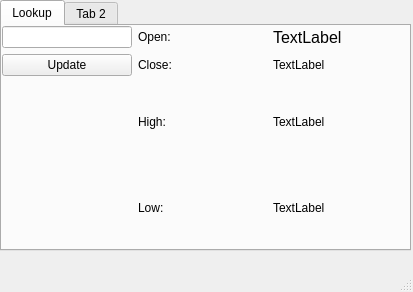
Qt form Crypto/crypto.ui (dariosantelli/CryptoApp) before a commit.
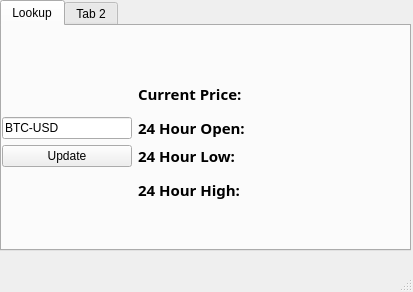
The same form after that commit.

```diff
--- a/Crypto/crypto.ui
+++ b/Crypto/crypto.ui
@@ -49,87 +49,160 @@
       <property name="geometry">
        <rect>
         <x>0</x>
-        <y>0</y>
+        <y>50</y>
         <width>401</width>
-        <height>221</height>
+        <height>131</height>
        </rect>
       </property>
       <layout class="QGridLayout" name="gridLayout">
-       <item row="1" column="1">
-        <widget class="QLabel" name="label_2">
-         <property name="text">
-          <string>Close:</string>
-         </property>
-        </widget>
-       </item>
-       <item row="0" column="1">
-        <widget class="QLabel" name="label">
-         <property name="text">
-          <string>Open:</string>
-         </property>
-        </widget>
-       </item>
-       <item row="0" column="2">
-        <widget class="QLabel" name="labelOpen">
-         <property name="font">
-          <font>
-           <pointsize>12</pointsize>
-          </font>
-         </property>
-         <property name="text">
-          <string>TextLabel</string>
-         </property>
-        </widget>
-       </item>
-       <item row="1" column="2">
-        <widget class="QLabel" name="labelClose">
-         <property name="text">
-          <string>TextLabel</string>
-         </property>
-        </widget>
-       </item>
-       <item row="2" column="2">
-        <widget class="QLabel" name="labelHigh">
-         <property name="text">
-          <string>TextLabel</string>
-         </property>
-        </widget>
-       </item>
-       <item row="1" column="0">
+       <item row="2" column="0">
         <widget class="QPushButton" name="pushButtonUpdate">
          <property name="text">
           <string>Update</string>
          </property>
         </widget>
        </item>
-       <item row="2" column="1">
-        <widget class="QLabel" name="label_3">
-         <property name="text">
-          <string>High:</string>
-         </property>
-        </widget>
-       </item>
-       <item row="3" column="1">
-        <widget class="QLabel" name="label_4">
-         <property name="text">
-          <string>Low:</string>
-         </property>
-        </widget>
-       </item>
-       <item row="3" column="2">
-        <widget class="QLabel" name="labelLow">
-         <property name="text">
-          <string>TextLabel</string>
-         </property>
-        </widget>
-       </item>
-       <item row="0" column="0">
+       <item row="1" column="0">
         <widget class="QLineEdit" name="lineEditPairEntry">
          <property name="sizePolicy">
           <sizepolicy hsizetype="Preferred" vsizetype="Fixed">
            <horstretch>0</horstretch>
            <verstretch>0</verstretch>
           </sizepolicy>
+         </property>
+         <property name="text">
+          <string>BTC-USD</string>
+         </property>
+        </widget>
+       </item>
+       <item row="2" column="2">
+        <widget class="QLabel" name="labelLow">
+         <property name="font">
+          <font>
+           <family>8514oem</family>
+          </font>
+         </property>
+         <property name="text">
+          <string/>
+         </property>
+        </widget>
+       </item>
+       <item row="2" column="1">
+        <widget class="QLabel" name="label_4">
+         <property name="font">
+          <font>
+           <family>Ebrima</family>
+           <pointsize>11</pointsize>
+           <weight>75</weight>
+           <bold>true</bold>
+          </font>
+         </property>
+         <property name="layoutDirection">
+          <enum>Qt::LeftToRight</enum>
+         </property>
+         <property name="text">
+          <string>24 Hour Low:</string>
+         </property>
+        </widget>
+       </item>
+       <item row="3" column="1">
+        <widget class="QLabel" name="label_3">
+         <property name="font">
+          <font>
+           <family>Ebrima</family>
+           <pointsize>11</pointsize>
+           <weight>75</weight>
+           <bold>true</bold>
+          </font>
+         </property>
+         <property name="layoutDirection">
+          <enum>Qt::LeftToRight</enum>
+         </property>
+         <property name="text">
+          <string>24 Hour High:</string>
+         </property>
+        </widget>
+       </item>
+       <item row="3" column="2">
+        <widget class="QLabel" name="labelHigh">
+         <property name="font">
+          <font>
+           <family>8514oem</family>
+          </font>
+         </property>
+         <property name="text">
+          <string/>
+         </property>
+        </widget>
+       </item>
+       <item row="3" column="0">
+        <widget class="QLabel" name="labelMessage">
+         <property name="text">
+          <string/>
+         </property>
+         <property name="alignment">
+          <set>Qt::AlignCenter</set>
+         </property>
+        </widget>
+       </item>
+       <item row="0" column="1">
+        <widget class="QLabel" name="label_2">
+         <property name="font">
+          <font>
+           <family>Ebrima</family>
+           <pointsize>11</pointsize>
+           <weight>75</weight>
+           <bold>true</bold>
+          </font>
+         </property>
+         <property name="layoutDirection">
+          <enum>Qt::LeftToRight</enum>
+         </property>
+         <property name="text">
+          <string>Current Price:</string>
+         </property>
+        </widget>
+       </item>
+       <item row="1" column="2">
+        <widget class="QLabel" name="labelOpen">
+         <property name="font">
+          <font>
+           <family>8514oem</family>
+           <pointsize>12</pointsize>
+          </font>
+         </property>
+         <property name="text">
+          <string/>
+         </property>
+        </widget>
+       </item>
+       <item row="0" column="2">
+        <widget class="QLabel" name="labelCurrent">
+         <property name="font">
+          <font>
+           <family>8514oem</family>
+          </font>
+         </property>
+         <property name="text">
+          <string/>
+         </property>
+        </widget>
+       </item>
+       <item row="1" column="1">
+        <widget class="QLabel" name="label">
+         <property name="font">
+          <font>
+           <family>Ebrima</family>
+           <pointsize>11</pointsize>
+           <weight>75</weight>
+           <bold>true</bold>
+          </font>
+         </property>
+         <property name="layoutDirection">
+          <enum>Qt::LeftToRight</enum>
+         </property>
+         <property name="text">
+          <string>24 Hour Open:</string>
          </property>
         </widget>
        </item>
```
